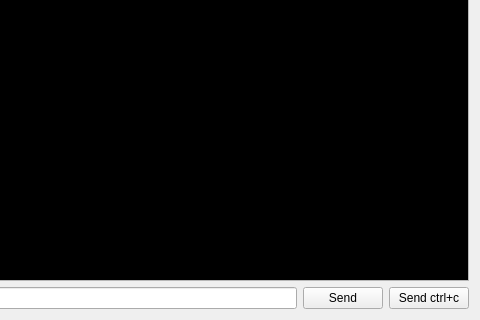
korcankaraokcu/PINCE, file GUI/consolewidget.ui: the form before one commit; both pictures show x 370 to 850 and y 180 to 500 of the 850 by 500 pixel window.
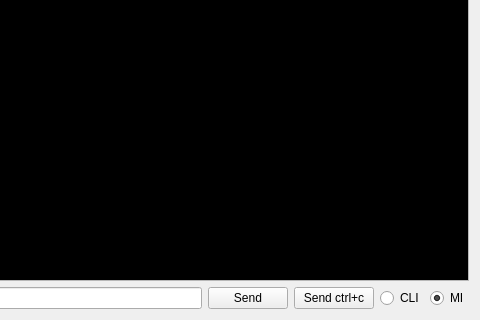
The form after the commit.

Commit message: Added CLI Output feature to GDB Console

Diff of the .ui file:
```diff
--- a/GUI/consolewidget.ui
+++ b/GUI/consolewidget.ui
@@ -130,6 +130,23 @@
          </property>
         </widget>
        </item>
+       <item>
+        <widget class="QRadioButton" name="radioButton_CLI">
+         <property name="text">
+          <string>CLI</string>
+         </property>
+        </widget>
+       </item>
+       <item>
+        <widget class="QRadioButton" name="radioButton_MI">
+         <property name="text">
+          <string>MI</string>
+         </property>
+         <property name="checked">
+          <bool>true</bool>
+         </property>
+        </widget>
+       </item>
       </layout>
      </item>
     </layout>
```
The commit also changes 2 other files.
